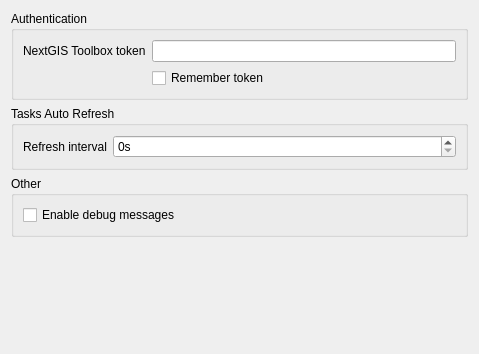
This is src/nextgis_toolbox/ui/nextgis_toolbox_settings_page_base.ui in RemeshevskiyValeriy/qgis_nextgis_toolbox as Qt 5 draws it before an edit. The edited form follows.
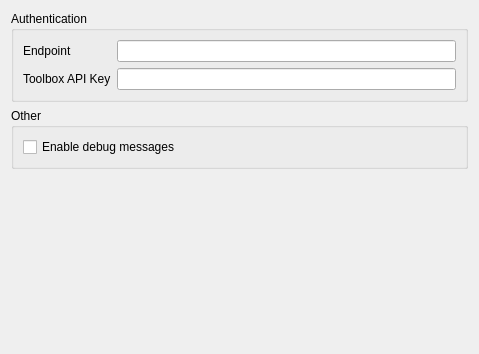
This is the edited form.

What changed in the file:
```diff
--- a/src/nextgis_toolbox/ui/nextgis_toolbox_settings_page_base.ui
+++ b/src/nextgis_toolbox/ui/nextgis_toolbox_settings_page_base.ui
@@ -27,6 +27,32 @@
      </property>
      <layout class="QFormLayout" name="formLayout">
       <item row="0" column="0">
+        <widget class="QLabel" name="endpoint_label">
+         <property name="sizePolicy">
+          <sizepolicy hsizetype="Fixed" vsizetype="Preferred">
+           <horstretch>0</horstretch>
+           <verstretch>0</verstretch>
+          </sizepolicy>
+         </property>
+         <property name="text">
+          <string>Endpoint</string>
+         </property>
+        </widget>
+          </item>
+          <item row="0" column="1">
+        <widget class="QLineEdit" name="endpoint_line_edit">
+         <property name="sizePolicy">
+          <sizepolicy hsizetype="Expanding" vsizetype="Preferred">
+           <horstretch>0</horstretch>
+           <verstretch>0</verstretch>
+          </sizepolicy>
+         </property>
+         <property name="clearButtonEnabled">
+          <bool>true</bool>
+         </property>
+        </widget>
+          </item>
+          <item row="1" column="0">
        <widget class="QLabel" name="toolbox_token_label">
         <property name="sizePolicy">
          <sizepolicy hsizetype="Fixed" vsizetype="Preferred">
@@ -35,11 +61,11 @@
          </sizepolicy>
         </property>
         <property name="text">
-         <string>NextGIS Toolbox token</string>
+         <string>Toolbox API Key</string>
         </property>
        </widget>
       </item>
-      <item row="0" column="1">
+      <item row="1" column="1">
        <widget class="QLineEdit" name="nextgis_toolbox_token_line_edit">
         <property name="sizePolicy">
          <sizepolicy hsizetype="Expanding" vsizetype="Preferred">
@@ -51,58 +77,6 @@
          <bool>true</bool>
         </property>
        </widget>
-      </item>
-      <item row="1" column="1">
-       <widget class="QCheckBox" name="remember_token_check_box">
-        <property name="sizePolicy">
-         <sizepolicy hsizetype="Fixed" vsizetype="Preferred">
-          <horstretch>0</horstretch>
-          <verstretch>0</verstretch>
-         </sizepolicy>
-        </property>
-        <property name="text">
-         <string>Remember token</string>
-        </property>
-       </widget>
-      </item>
-     </layout>
-    </widget>
-   </item>
-   <item>
-    <widget class="QGroupBox" name="tasks_auto_refresh_group_box">
-     <property name="title">
-      <string>Tasks Auto Refresh</string>
-     </property>
-     <layout class="QVBoxLayout" name="verticalLayout_3">
-      <item>
-       <layout class="QFormLayout" name="formLayout_2">
-        <item row="0" column="0">
-         <widget class="QLabel" name="refresh_tasks_interval_label">
-          <property name="sizePolicy">
-           <sizepolicy hsizetype="Fixed" vsizetype="Preferred">
-            <horstretch>0</horstretch>
-            <verstretch>0</verstretch>
-           </sizepolicy>
-          </property>
-          <property name="text">
-           <string>Refresh interval</string>
-          </property>
-         </widget>
-        </item>
-        <item row="0" column="1">
-         <widget class="QSpinBox" name="refresh_tasks_interval_spinbox">
-          <property name="sizePolicy">
-           <sizepolicy hsizetype="Minimum" vsizetype="Preferred">
-            <horstretch>0</horstretch>
-            <verstretch>0</verstretch>
-           </sizepolicy>
-          </property>
-          <property name="suffix">
-           <string>s</string>
-          </property>
-         </widget>
-        </item>
-       </layout>
       </item>
      </layout>
     </widget>
```
